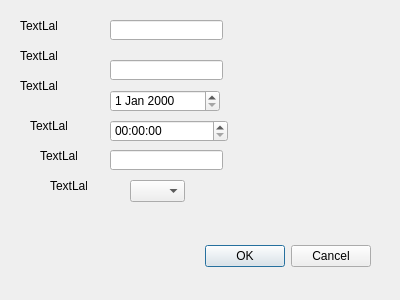
VanBao6002/PBL2_Appointment_Scheduling_System, file gui/addappointmentdialog.ui: the form before one commit.
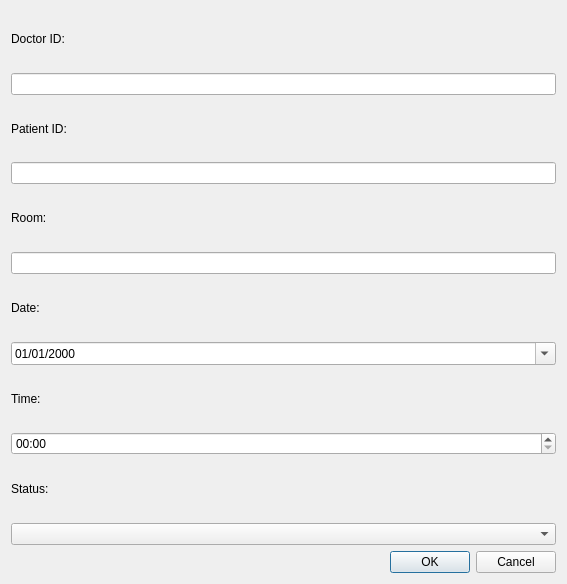
The form after the commit.

Diff of the .ui file:
```diff
--- a/gui/addappointmentdialog.ui
+++ b/gui/addappointmentdialog.ui
@@ -6,167 +6,96 @@
    <rect>
     <x>0</x>
     <y>0</y>
-    <width>400</width>
-    <height>300</height>
+    <width>567</width>
+    <height>584</height>
    </rect>
   </property>
   <property name="windowTitle">
    <string>Dialog</string>
   </property>
-  <widget class="QDialogButtonBox" name="buttonBox">
-   <property name="geometry">
-    <rect>
-     <x>30</x>
-     <y>240</y>
-     <width>341</width>
-     <height>32</height>
-    </rect>
-   </property>
-   <property name="orientation">
-    <enum>Qt::Orientation::Horizontal</enum>
-   </property>
-   <property name="standardButtons">
-    <set>QDialogButtonBox::StandardButton::Cancel|QDialogButtonBox::StandardButton::Ok</set>
-   </property>
-  </widget>
-  <widget class="QLabel" name="label">
-   <property name="geometry">
-    <rect>
-     <x>20</x>
-     <y>20</y>
-     <width>37</width>
-     <height>12</height>
-    </rect>
-   </property>
-   <property name="text">
-    <string>TextLabel</string>
-   </property>
-  </widget>
-  <widget class="QLabel" name="label_2">
-   <property name="geometry">
-    <rect>
-     <x>20</x>
-     <y>50</y>
-     <width>37</width>
-     <height>12</height>
-    </rect>
-   </property>
-   <property name="text">
-    <string>TextLabel</string>
-   </property>
-  </widget>
-  <widget class="QLabel" name="label_3">
-   <property name="geometry">
-    <rect>
-     <x>20</x>
-     <y>80</y>
-     <width>37</width>
-     <height>12</height>
-    </rect>
-   </property>
-   <property name="text">
-    <string>TextLabel</string>
-   </property>
-  </widget>
-  <widget class="QLabel" name="label_4">
-   <property name="geometry">
-    <rect>
-     <x>30</x>
-     <y>120</y>
-     <width>37</width>
-     <height>12</height>
-    </rect>
-   </property>
-   <property name="text">
-    <string>TextLabel</string>
-   </property>
-  </widget>
-  <widget class="QLabel" name="label_5">
-   <property name="geometry">
-    <rect>
-     <x>40</x>
-     <y>150</y>
-     <width>37</width>
-     <height>12</height>
-    </rect>
-   </property>
-   <property name="text">
-    <string>TextLabel</string>
-   </property>
-  </widget>
-  <widget class="QLabel" name="label_6">
-   <property name="geometry">
-    <rect>
-     <x>50</x>
-     <y>180</y>
-     <width>37</width>
-     <height>12</height>
-    </rect>
-   </property>
-   <property name="text">
-    <string>TextLabel</string>
-   </property>
-  </widget>
-  <widget class="QLineEdit" name="txtDoctorID">
-   <property name="geometry">
-    <rect>
-     <x>110</x>
-     <y>20</y>
-     <width>113</width>
-     <height>20</height>
-    </rect>
-   </property>
-  </widget>
-  <widget class="QLineEdit" name="txtPatientID">
-   <property name="geometry">
-    <rect>
-     <x>110</x>
-     <y>60</y>
-     <width>113</width>
-     <height>20</height>
-    </rect>
-   </property>
-  </widget>
-  <widget class="QLineEdit" name="txtRoom">
-   <property name="geometry">
-    <rect>
-     <x>110</x>
-     <y>150</y>
-     <width>113</width>
-     <height>20</height>
-    </rect>
-   </property>
-  </widget>
-  <widget class="QDateEdit" name="dateEditAppointment">
-   <property name="geometry">
-    <rect>
-     <x>110</x>
-     <y>90</y>
-     <width>110</width>
-     <height>22</height>
-    </rect>
-   </property>
-  </widget>
-  <widget class="QTimeEdit" name="timeEditAppointment">
-   <property name="geometry">
-    <rect>
-     <x>110</x>
-     <y>120</y>
-     <width>118</width>
-     <height>22</height>
-    </rect>
-   </property>
-  </widget>
-  <widget class="QComboBox" name="comboStatus">
-   <property name="geometry">
-    <rect>
-     <x>130</x>
-     <y>180</y>
-     <width>55</width>
-     <height>22</height>
-    </rect>
-   </property>
-  </widget>
+    <layout class="QVBoxLayout" name="verticalLayout">
+     <item>
+        <widget class="QLabel" name="labelDoctorID">
+         <property name="text">
+            <string>Doctor ID:</string>
+         </property>
+        </widget>
+     </item>
+     <item>
+        <widget class="QLineEdit" name="txtDoctorID"/>
+     </item>
+     <item>
+        <widget class="QLabel" name="labelPatientID">
+         <property name="text">
+            <string>Patient ID:</string>
+         </property>
+        </widget>
+     </item>
+     <item>
+        <widget class="QLineEdit" name="txtPatientID"/>
+     </item>
+     <item>
+        <widget class="QLabel" name="labelRoom">
+         <property name="text">
+            <string>Room:</string>
+         </property>
+        </widget>
+     </item>
+     <item>
+        <widget class="QLineEdit" name="txtRoom"/>
+     </item>
+     <item>
+        <widget class="QLabel" name="labelDate">
+         <property name="text">
+            <string>Date:</string>
+         </property>
+        </widget>
+     </item>
+     <item>
+        <widget class="QDateEdit" name="dateEditAppointment">
+         <property name="calendarPopup">
+            <bool>true</bool>
+         </property>
+         <property name="displayFormat">
+            <string>dd/MM/yyyy</string>
+         </property>
+        </widget>
+     </item>
+     <item>
+        <widget class="QLabel" name="labelTime">
+         <property name="text">
+            <string>Time:</string>
+         </property>
+        </widget>
+     </item>
+     <item>
+        <widget class="QTimeEdit" name="timeEditAppointment">
+         <property name="displayFormat">
+            <string>HH:mm</string>
+         </property>
+        </widget>
+     </item>
+     <item>
+        <widget class="QLabel" name="labelStatus">
+         <property name="text">
+            <string>Status:</string>
+         </property>
+        </widget>
+     </item>
+     <item>
+        <widget class="QComboBox" name="comboStatus"/>
+     </item>
+     <item>
+        <widget class="QDialogButtonBox" name="buttonBox">
+         <property name="orientation">
+            <enum>Qt::Orientation::Horizontal</enum>
+         </property>
+         <property name="standardButtons">
+            <set>QDialogButtonBox::StandardButton::Cancel|QDialogButtonBox::StandardButton::Ok</set>
+         </property>
+        </widget>
+     </item>
+    </layout>
  </widget>
  <resources/>
  <connections>
```
